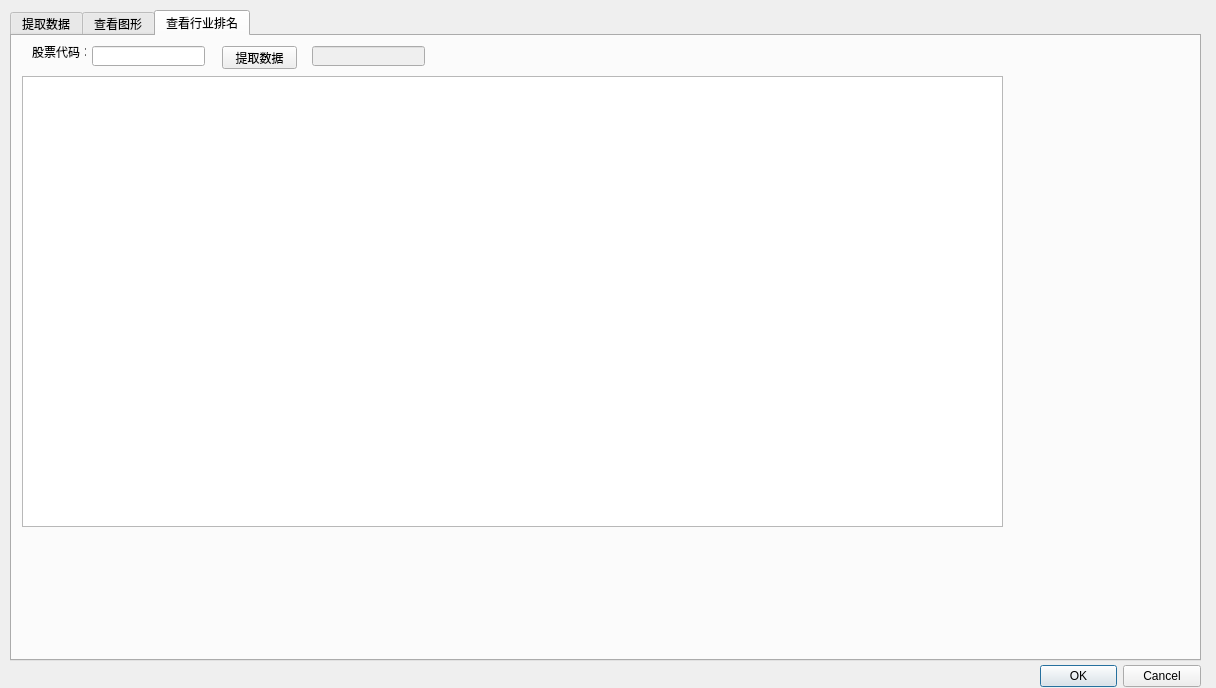
Qt form DevelopStock/TdxData/TdxAudTool.ui (smqhrb/Stock) before a commit.
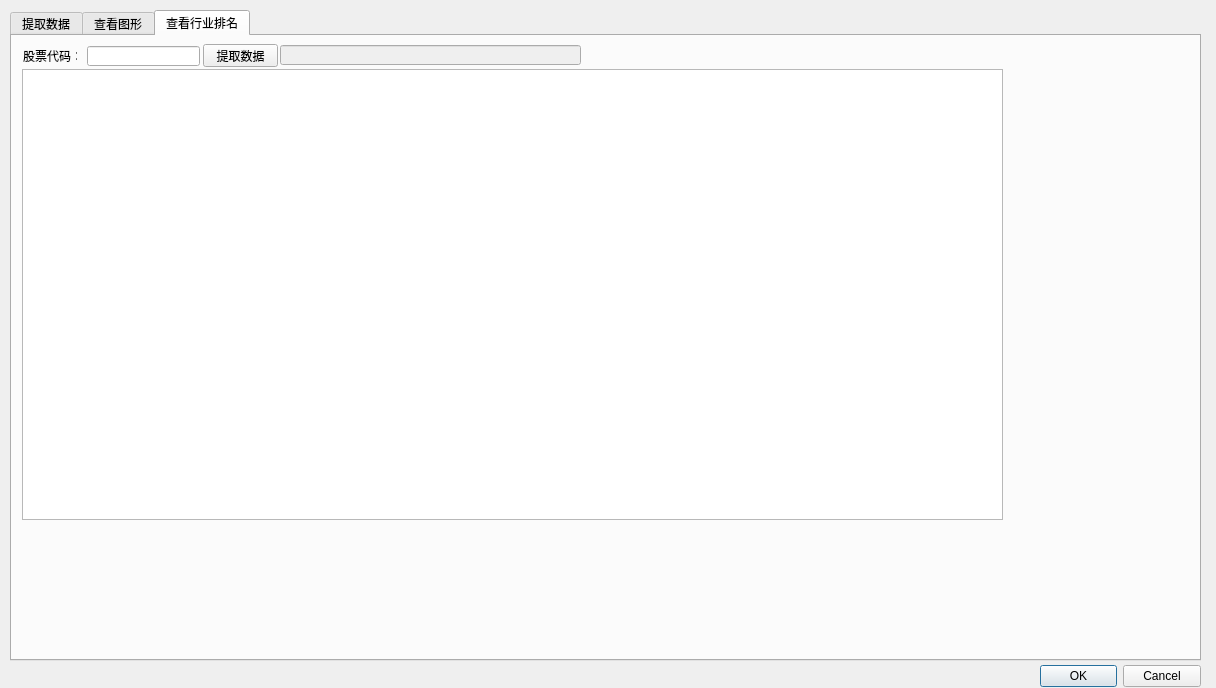
The same form after that commit. The open tabs and pages were chosen to show the change.

```diff
--- a/DevelopStock/TdxData/TdxAudTool.ui
+++ b/DevelopStock/TdxData/TdxAudTool.ui
@@ -789,7 +789,7 @@
     <widget class="QLineEdit" name="le_hyfxCode">
      <property name="geometry">
       <rect>
-       <x>80</x>
+       <x>75</x>
        <y>10</y>
        <width>113</width>
        <height>20</height>
@@ -799,8 +799,8 @@
     <widget class="QLabel" name="lb_hycode">
      <property name="geometry">
       <rect>
-       <x>20</x>
-       <y>10</y>
+       <x>11</x>
+       <y>14</y>
        <width>54</width>
        <height>12</height>
       </rect>
@@ -812,8 +812,8 @@
     <widget class="QPushButton" name="btn_tqHyfx">
      <property name="geometry">
       <rect>
-       <x>210</x>
-       <y>10</y>
+       <x>191</x>
+       <y>8</y>
        <width>75</width>
        <height>23</height>
       </rect>
@@ -826,7 +826,7 @@
      <property name="geometry">
       <rect>
        <x>10</x>
-       <y>40</y>
+       <y>33</y>
        <width>981</width>
        <height>451</height>
       </rect>
@@ -838,9 +838,9 @@
      </property>
      <property name="geometry">
       <rect>
-       <x>300</x>
-       <y>10</y>
-       <width>113</width>
+       <x>268</x>
+       <y>9</y>
+       <width>301</width>
        <height>20</height>
       </rect>
      </property>
```
Left out of the diff: 26 changed lines with no effect on the pictures.
